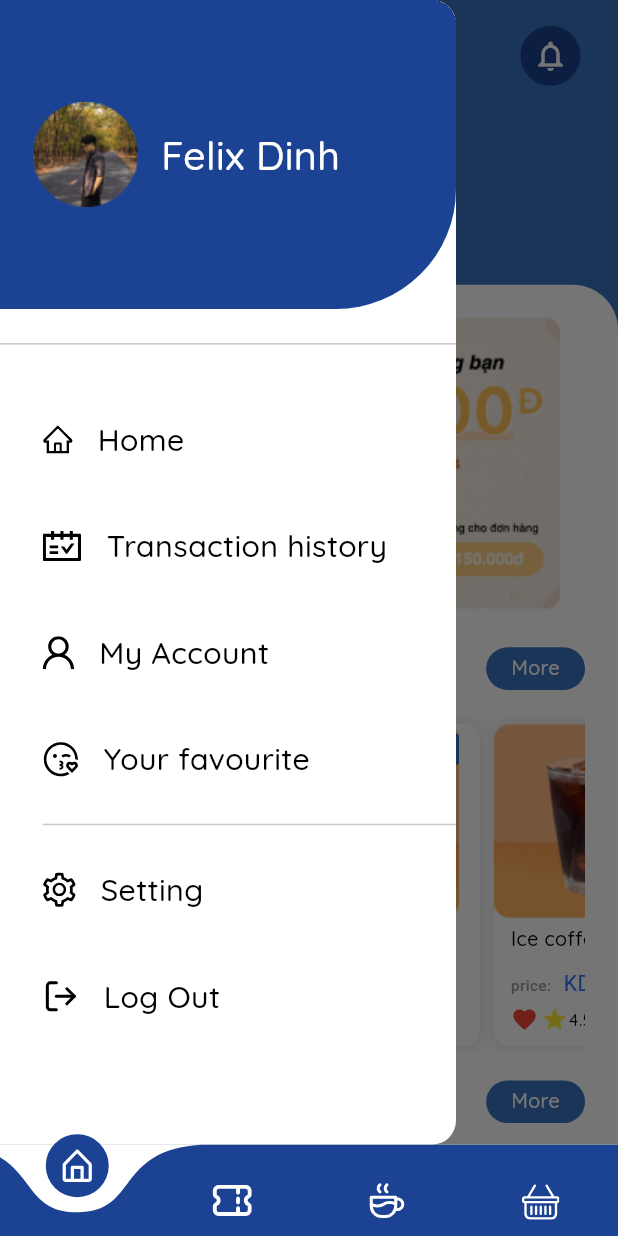
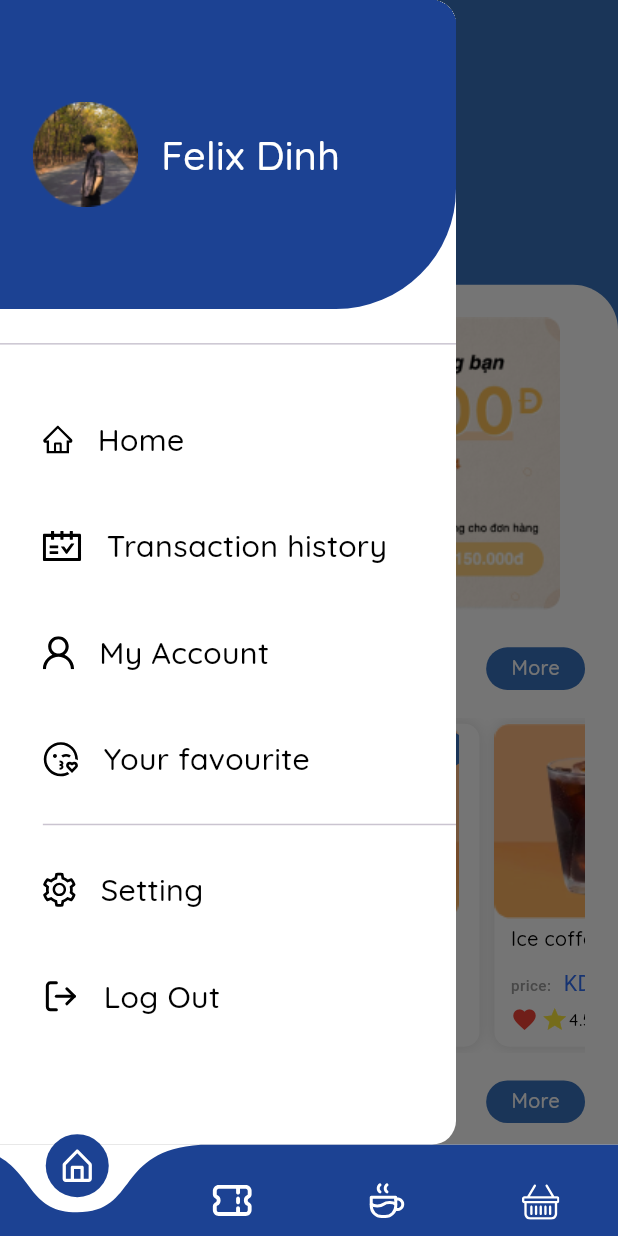
Before and after one commit to M7mdAbolila/shuwaikh, a Flutter app: the MainScreen screen opened by its route, after a tap on an icon or button, on a phone screen of 412 x 824 dp. Run offline on Flutter 3.47's test engine with Material 3 defaults, Android fonts, the phone set to English and light mode, and no system bars; drawn by our look-alikes of curved_navigation_bar; our stand-ins replace bloc, flutter_bloc, flutter_screenutil, flutter_svg, pin_code_fields, shared_preferences; accounts and stored records are empty.

Commit message:
finish cart screen ui & add loceliztion

```diff
--- a/lib/core/routing/app_router.dart
+++ b/lib/core/routing/app_router.dart
@@ -1,4 +1,5 @@
 import 'package:flutter/material.dart';
+import 'package:shuwaikh/features/cart/ui/cart_screen.dart';
 import 'package:shuwaikh/features/nav%20bar/nav_bar_main_screen.dart';
 import 'package:shuwaikh/features/onboarding/on_boarding_screen.dart';
 import 'package:shuwaikh/features/otp/ui/otp_screen.dart';
@@ -36,11 +37,15 @@ class AppRouter {
         return MaterialPageRoute(
           builder: (_) => const OtpScreen(),
         );
+      case Routes.cartScreen:
+        return MaterialPageRoute(
+          builder: (_) => const CartScreen(),
+        );
       case Routes.onBoarding:
         return MaterialPageRoute(
           builder: (_) => const OnBoradingScreen(),
         );
-        case Routes.voucherScreen:
+      case Routes.voucherScreen:
         return MaterialPageRoute(
           builder: (_) => const VoucherScreen(),
         );
--- a/lib/core/routing/routes.dart
+++ b/lib/core/routing/routes.dart
@@ -6,4 +6,6 @@ class Routes {
   static const String mainScreen = '/mainScreen';
   static const String onBoarding = '/onBoarding';
   static const String voucherScreen = '/voncherScreen';
+  static const String cartScreen = '/cartScreen';
+
 }
--- a/lib/core/theming/styles.dart
+++ b/lib/core/theming/styles.dart
@@ -40,6 +40,11 @@ class TextStyles {
     fontWeight: FontWeight.w500,
     color: Colors.black,
   );
+  static TextStyle font24Black700Weight = TextStyle(
+    fontSize: 24.sp,
+    fontWeight: FontWeight.w700,
+    color: Colors.black,
+  );
   static TextStyle font20Black500Weight = TextStyle(
     fontSize: 20.sp,
     fontWeight: FontWeight.w500,
@@ -71,6 +76,11 @@ class TextStyles {
     color: Colors.black,
   );
   // Gray Fonts
+  static TextStyle font22Grey700Weight = TextStyle(
+    fontSize: 22.sp,
+    fontWeight: FontWeight.w700,
+    color: ColorsManager.grey,
+  );
   static TextStyle font16Gray400Weight = TextStyle(
     fontSize: 16.sp,
     fontWeight: FontWeight.w400,
@@ -95,6 +105,11 @@ class TextStyles {
   static TextStyle font24MainBlue500Weight = TextStyle(
     fontSize: 24.sp,
     fontWeight: FontWeight.w500,
+    color: ColorsManager.mainBlue,
+  );
+  static TextStyle font20MainBlue700Weight = TextStyle(
+    fontSize: 20.sp,
+    fontWeight: FontWeight.w700,
     color: ColorsManager.mainBlue,
   );
   static TextStyle font18Blue500Weight = TextStyle(
--- a/lib/core/widgets/app_scroll_scaffold.dart
+++ b/lib/core/widgets/app_scroll_scaffold.dart
@@ -15,10 +15,13 @@ class AppScrollScaffold extends StatelessWidget {
     this.isSubWidget = false,
     this.mainText1,
     this.mainText2,
+    this.appBarOnPressed,
+    this.appBarIcon,
   });
   final Widget body;
   final String? appBarTitle;
-
+  final VoidCallback? appBarOnPressed;
+  final Widget? appBarIcon;
   final String? mainText1;
   final String? mainText2;
   final bool isSubWidget;
@@ -44,31 +47,33 @@ class AppScrollScaffold extends StatelessWidget {
                       mainAxisAlignment: MainAxisAlignment.spaceBetween,
                       children: [
                         InkWell(
-                          onTap: () {
-                            Scaffold.of(context).openDrawer();
-                          },
+                          onTap: appBarOnPressed ??
+                              () {
+                                Scaffold.of(context).openDrawer();
+                              },
                           child: Transform.flip(
                             flipX: isArabic() ? true : false,
-                            child: SvgPicture.asset(
-                              Assets.menuIcon,
-                            ),
+                            child: appBarIcon ??
+                                SvgPicture.asset(
+                                  Assets.menuIcon,
+                                ),
                           ),
                         ),
                         Text(
                           appBarTitle ?? '',
                           style: TextStyles.font30White400Weight,
                         ),
-                        horizontalSpace(1),
-                        InkWell(
-                          onTap: () {},
-                          child: const CircleAvatar(
-                            backgroundColor: ColorsManager.darkBlue,
-                            child: Icon(
-                              Icons.notifications_none,
-                              color: Colors.white,
-                            ),
-                          ),
-                        )
+                        const SizedBox.shrink(),
+                        // InkWell(
+                        //   onTap: () {},
+                        //   child: const CircleAvatar(
+                        //     backgroundColor: ColorsManager.darkBlue,
+                        //     child: Icon(
+                        //       Icons.notifications_none,
+                        //       color: Colors.white,
+                        //     ),
+                        //   ),
+                        // )
                       ],
                     ),
 
--- a/lib/features/Products/ui/widgets/products_body.dart
+++ b/lib/features/Products/ui/widgets/products_body.dart
@@ -28,13 +28,14 @@ class _ProductsScreenBodyState extends State<ProductsScreenBody> {
           children: [
             verticalSpace(35),
             ListView.builder(
+              physics: const NeverScrollableScrollPhysics(),
               shrinkWrap: true,
               itemCount: 8,
               itemBuilder: (context, index) {
                 return const HorizontalBroductItem();
               },
             ),
-            verticalSpace(300),
+            verticalSpace(100),
           ],
         ),
       ),
--- /dev/null
+++ b/lib/features/cart/ui/cart_screen.dart
@@ -0,0 +1,12 @@
+import 'package:flutter/material.dart';
+
+import 'widgets/cart_screen_body.dart';
+
+class CartScreen extends StatelessWidget {
+  const CartScreen({super.key});
+
+  @override
+  Widget build(BuildContext context) {
+    return const CartScreenBody();
+  }
+}
--- /dev/null
+++ b/lib/features/cart/ui/widgets/cart_screen_body.dart
@@ -0,0 +1,211 @@
+import 'package:flutter/material.dart';
+import 'package:flutter_screenutil/flutter_screenutil.dart';
+import 'package:shuwaikh/core/helpers/extensions.dart';
+import 'package:shuwaikh/core/helpers/spacing.dart';
+import 'package:shuwaikh/core/routing/routes.dart';
+import 'package:shuwaikh/core/theming/styles.dart';
+import '../../../../core/helpers/assets_path.dart';
+import '../../../../core/helpers/is_arabic.dart';
+import '../../../../core/theming/colors.dart';
+import '../../../../core/widgets/app_scroll_scaffold.dart';
+import '../../../../generated/l10n.dart';
+
+class CartScreenBody extends StatelessWidget {
+  const CartScreenBody({super.key});
+
+  @override
+  Widget build(BuildContext context) {
+    return AppScrollScaffold(
+      appBarTitle: S.of(context).my_cart,
+      appBarIcon: const Icon(Icons.arrow_back, color: Colors.white),
+      appBarOnPressed: () => context.pushReplacementNamed(Routes.mainScreen),
+      body: Padding(
+        padding: const EdgeInsets.symmetric(horizontal: 20),
+        child: Column(
+          children: [
+            verticalSpace(30),
+            Align(
+              alignment: Alignment.centerRight,
+              child: Text(
+                '3 ${S.of(context).items}',
+                style: TextStyles.font18MainBlue500Weight.copyWith(
+                  decoration: TextDecoration.underline,
+                  decorationColor: ColorsManager.mainBlue,
+                ),
+              ),
+            ),
+            verticalSpace(20),
+            ListView.builder(
+              physics: const NeverScrollableScrollPhysics(),
+              shrinkWrap: true,
+              itemCount: 3,
+              itemBuilder: (BuildContext context, int index) {
+                return const CartBroductItem();
+              },
+            ),
+            verticalSpace(25),
+            CustomButton(
+              text: S.of(context).add_more_items,
+              color: ColorsManager.lightBlue,
+              textStyle: TextStyles.font20MainBlue700Weight,
+            ),
+            verticalSpace(30),
+            Row(
+              mainAxisAlignment: MainAxisAlignment.spaceBetween,
+              children: [
+                Text(
+                  '${S.of(context).total}:',
+                  style: TextStyles.font22Grey700Weight,
+                ),
+                Text(
+                  'KD 90.00',
+                  style: TextStyles.font24Black700Weight,
+                ),
+              ],
+            ),
+            verticalSpace(30),
+            CustomButton(text: S.of(context).check_out),
+            verticalSpace(30),
+          ],
+        ),
+      ),
+    );
+  }
+}
+
+class CustomButton extends StatelessWidget {
+  const CustomButton({
+    super.key,
+    required this.text,
+    this.color,
+    this.textStyle,
+  });
+  final String text;
+  final Color? color;
+  final TextStyle? textStyle;
+  @override
+  Widget build(BuildContext context) {
+    return Container(
+      width: 335.w,
+      height: 50.h,
+      decoration: BoxDecoration(
+        color: color ?? ColorsManager.mainBlue,
+        borderRadius: BorderRadius.circular(6),
+      ),
+      child: Center(
+        child: Text(
+          text,
+          style: textStyle ?? TextStyles.font20White700Weight,
+        ),
+      ),
+    );
+  }
+}
+
+class CartBroductItem extends StatelessWidget {
+  const CartBroductItem({
+    super.key,
+  });
+
+  @override
+  Widget build(BuildContext context) {
+    return Padding(
+      padding: const EdgeInsets.only(bottom: 15),
+      child: Container(
+        width: 335.w,
+        height: 100.h,
+        decoration: BoxDecoration(
+          borderRadius: BorderRadius.circular(10),
+          color: Colors.white,
+          boxShadow: const [
+            BoxShadow(
+              color: ColorsManager.lightBlue,
+              offset: Offset(5, 5),
+              blurRadius: 14,
+              spreadRadius: -4,
+            ),
+          ],
+        ),
+        child: Row(
+          children: [
+            Container(
+              width: 100.w,
+              height: 100.h,
+              decoration: BoxDecoration(
+                image: const DecorationImage(
+                  fit: BoxFit.fill,
+                  image: AssetImage(Assets.broduct),
+                ),
+                borderRadius: BorderRadius.circular(10),
+                color: Colors.white,
+              ),
+            ),
+            Padding(
+              padding: isArabic()
+                  ? EdgeInsets.only(right: 15.w)
+                  : EdgeInsets.only(left: 15.w),
+              child: Column(
+                crossAxisAlignment: CrossAxisAlignment.start,
+                children: [
+                  Text(
+                    'Latte',
+                    style: TextStyles.font24Black500Weight,
+                  ),
+                  Text.rich(
+                    TextSpan(
+                      children: [
+                        TextSpan(
+                          text: '${S.of(context).price} ',
+                          style: TextStyles.font16Black400Weight,
+                        ),
+                        TextSpan(
+                          text: 'KD 100',
+                          style: TextStyles.font18Blue500Weight,
+                        ),
+                      ],
+                    ),
+                  ),
+                  verticalSpace(12),
+                  Row(
+                    children: [
+                      const CircleAvatar(
+                        radius: 12,
+                        backgroundColor: ColorsManager.mainBlue,
+                        child: Icon(
+                          Icons.remove,
+                          color: Colors.white,
+                          size: 20,
+                        ),
+                      ),
+                      horizontalSpace(15),
+                      Text(
+                        '2',
+                        style: TextStyles.font20Black500Weight,
+                      ),
+                      horizontalSpace(15),
+                      const CircleAvatar(
+                        radius: 12,
+                        backgroundColor: ColorsManager.mainBlue,
+                        child: Icon(
+                          Icons.add,
+                          color: Colors.white,
+                          size: 20,
+                        ),
+                      ),
+                    ],
+                  ),
+                ],
+              ),
+            ),
+            horizontalSpace(60),
+            IconButton(
+                onPressed: () {},
+                icon: const Icon(
+                  Icons.delete_outline,
+                )),
+          ],
+        ),
+      ),
+    );
+  }
+}
--- a/lib/features/nav bar/nav_bar_main_screen.dart
+++ b/lib/features/nav bar/nav_bar_main_screen.dart
@@ -2,6 +2,7 @@ import 'package:curved_navigation_bar/curved_navigation_bar.dart';
 import 'package:flutter/material.dart';
 import 'package:flutter_screenutil/flutter_screenutil.dart';
 import 'package:flutter_svg/svg.dart';
+import 'package:shuwaikh/features/cart/ui/cart_screen.dart';
 import 'package:shuwaikh/core/helpers/assets_path.dart';
 import 'package:shuwaikh/features/Products/ui/products_screen.dart';
 import 'package:shuwaikh/features/home/ui/home_screen.dart';
@@ -28,7 +29,7 @@ class _MainScreenState extends State<MainScreen> {
       const HomeScreen(),
       const VoucherScreen(),
       const ProductsScreen(),
-      const Center(child: Text('Cart Screen')),
+      const CartScreen(),
     ];
     super.initState();
   }
--- a/lib/features/onboarding/on_boarding_screen.dart
+++ b/lib/features/onboarding/on_boarding_screen.dart
@@ -33,7 +33,7 @@ class _OnBoradingScreenState extends State<OnBoradingScreen> {
             ElevatedButton(
               onPressed: () {
                 context.read<LocaleCubit>().changeLanguage('en');
-                context.pushNamed(Routes.loginScreen);
+                context.pushNamed(Routes.mainScreen);
               },
               style: ElevatedButton.styleFrom(
                 minimumSize: Size(331.w, 50.h),
@@ -51,7 +51,7 @@ class _OnBoradingScreenState extends State<OnBoradingScreen> {
             ElevatedButton(
               onPressed: () {
                 context.read<LocaleCubit>().changeLanguage('ar');
-                context.pushNamed(Routes.loginScreen);
+                context.pushNamed(Routes.mainScreen);
               },
               style: ElevatedButton.styleFrom(
                 minimumSize: Size(331.w, 50.h),
--- a/lib/l10n/intl_ar.arb
+++ b/lib/l10n/intl_ar.arb
@@ -38,5 +38,15 @@
     "price" : "السعر:",
     "your_voucher" : "القسائم الخاصة بك",
     "its_great_day_for" : "إنه يوم رائع لتناول",
-    "coffee" : "القهوة"
+    "coffee" : "القهوة",
+    "my_cart" : "سلة التسوق",
+    "items" : "المنتجات",
+    "add_more_items" : "إضافة المزيد",
+    "total" : "المجموع",
+    "check_out" : "الدفع",
+    "order" : "طلب",
+    "add_ons" : "الإضافات",
+    "topping" : "Topping",
+    "quantity" : "كمية",
+    "add_to_cart" : "أضف إلى السلة"
 }
--- a/lib/l10n/intl_en.arb
+++ b/lib/l10n/intl_en.arb
@@ -38,7 +38,17 @@
     "price" : "price: ",
     "your_voucher" : "Your Vouchers",
     "its_great_day_for" : "It’s great day for",
-    "coffee" : "COFFEE"
+    "coffee" : "COFFEE",
+    "my_cart" : "My Cart",
+    "items" : "items",
+    "add_more_items" : "ADD MORE ITEMS",
+    "total" : "Total",
+    "check_out" : "Checkout",
+    "order" : "ORDER",
+    "add_ons" : "Add-ons",
+    "topping" : "Topping",
+    "quantity" : "Quantity",
+    "add_to_cart" : "ADD CART"
 
 
 
```
Also changed, not shown: lib/generated/intl/messages_ar.dart, lib/generated/intl/messages_en.dart, lib/generated/l10n.dart.
